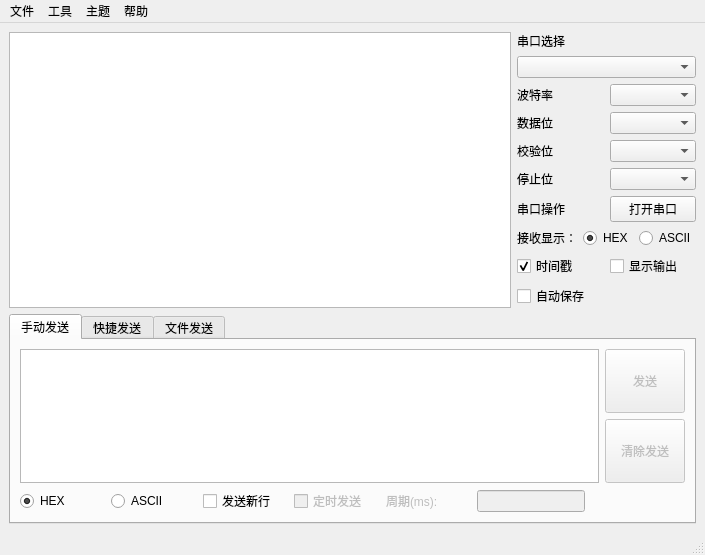
This is displayUI.ui in ddxd001/UartAssistant as Qt 5 draws it before an edit. The edited form follows.
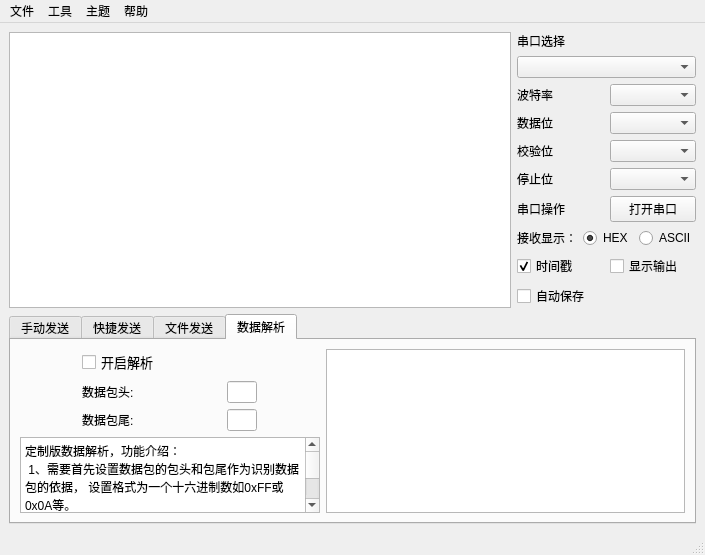
This is the edited form. The open tabs and pages were chosen to show the change. Icons and pictures are not drawn.

Commit message: 定制数据解析功能

The edit to the form file:
```diff
--- a/displayUI.ui
+++ b/displayUI.ui
@@ -1819,6 +1819,150 @@
               </item>
              </layout>
             </widget>
+            <widget class="QWidget" name="tab_4">
+             <attribute name="title">
+              <string>数据解析</string>
+             </attribute>
+             <layout class="QHBoxLayout" name="horizontalLayout_3">
+              <item>
+               <layout class="QVBoxLayout" name="verticalLayout_2">
+                <item>
+                 <layout class="QGridLayout" name="gridLayout">
+                  <item row="2" column="0">
+                   <widget class="QLabel" name="label_11">
+                    <property name="sizePolicy">
+                     <sizepolicy hsizetype="Preferred" vsizetype="Fixed">
+                      <horstretch>0</horstretch>
+                      <verstretch>0</verstretch>
+                     </sizepolicy>
+                    </property>
+                    <property name="text">
+                     <string>数据包尾: </string>
+                    </property>
+                   </widget>
+                  </item>
+                  <item row="1" column="0">
+                   <widget class="QLabel" name="label_10">
+                    <property name="sizePolicy">
+                     <sizepolicy hsizetype="Preferred" vsizetype="Fixed">
+                      <horstretch>0</horstretch>
+                      <verstretch>0</verstretch>
+                     </sizepolicy>
+                    </property>
+                    <property name="text">
+                     <string>数据包头:</string>
+                    </property>
+                   </widget>
+                  </item>
+                  <item row="1" column="1">
+                   <widget class="QLineEdit" name="lineEdit_3">
+                    <property name="sizePolicy">
+                     <sizepolicy hsizetype="Maximum" vsizetype="Fixed">
+                      <horstretch>0</horstretch>
+                      <verstretch>0</verstretch>
+                     </sizepolicy>
+                    </property>
+                    <property name="minimumSize">
+                     <size>
+                      <width>30</width>
+                      <height>0</height>
+                     </size>
+                    </property>
+                    <property name="maximumSize">
+                     <size>
+                      <width>30</width>
+                      <height>16777215</height>
+                     </size>
+                    </property>
+                   </widget>
+                  </item>
+                  <item row="0" column="0">
+                   <widget class="QCheckBox" name="checkBox_3">
+                    <property name="sizePolicy">
+                     <sizepolicy hsizetype="Maximum" vsizetype="Fixed">
+                      <horstretch>0</horstretch>
+                      <verstretch>0</verstretch>
+                     </sizepolicy>
+                    </property>
+                    <property name="font">
+                     <font>
+                      <pointsize>10</pointsize>
+                     </font>
+                    </property>
+                    <property name="text">
+                     <string>开启解析</string>
+                    </property>
+                   </widget>
+                  </item>
+                  <item row="2" column="1">
+                   <widget class="QLineEdit" name="lineEdit_4">
+                    <property name="sizePolicy">
+                     <sizepolicy hsizetype="Maximum" vsizetype="Fixed">
+                      <horstretch>0</horstretch>
+                      <verstretch>0</verstretch>
+                     </sizepolicy>
+                    </property>
+                    <property name="maximumSize">
+                     <size>
+                      <width>30</width>
+                      <height>16777215</height>
+                     </size>
+                    </property>
+                   </widget>
+                  </item>
+                 </layout>
+                </item>
+                <item>
+                 <widget class="QTextBrowser" name="textBrowser_4">
+                  <property name="sizePolicy">
+                   <sizepolicy hsizetype="Maximum" vsizetype="Maximum">
+                    <horstretch>0</horstretch>
+                    <verstretch>0</verstretch>
+                   </sizepolicy>
+                  </property>
+                  <property name="maximumSize">
+                   <size>
+                    <width>300</width>
+                    <height>120</height>
+                   </size>
+                  </property>
+                  <property name="html">
+                   <string>&lt;!DOCTYPE HTML PUBLIC &quot;-//W3C//DTD HTML 4.0//EN&quot; &quot;http://www.w3.org/TR/REC-html40/strict.dtd&quot;&gt;
+&lt;html&gt;&lt;head&gt;&lt;meta name=&quot;qrichtext&quot; content=&quot;1&quot; /&gt;&lt;style type=&quot;text/css&quot;&gt;
+p, li { white-space: pre-wrap; }
+&lt;/style&gt;&lt;/head&gt;&lt;body style=&quot; font-family:'SimSun'; font-size:9pt; font-weight:400; font-style:normal;&quot;&gt;
+&lt;p style=&quot; margin-top:0px; margin-bottom:0px; margin-left:0px; margin-right:0px; -qt-block-indent:0; text-indent:0px;&quot;&gt;定制版数据解析，功能介绍：&lt;/p&gt;
+&lt;p style=&quot; margin-top:0px; margin-bottom:0px; margin-left:0px; margin-right:0px; -qt-block-indent:0; text-indent:0px;&quot;&gt; 1、需要首先设置数据包的包头和包尾作为识别数据包的依据， 设置格式为一个十六进制数如0xFF或0x0A等。&lt;/p&gt;
+&lt;p style=&quot; margin-top:0px; margin-bottom:0px; margin-left:0px; margin-right:0px; -qt-block-indent:0; text-indent:0px;&quot;&gt; 2、数据内容中需要数据个数为偶数个，软件将自动将相邻的两个八位二进制数合成为一个十六位二进制数，并显示为十进制格式。&lt;/p&gt;&lt;/body&gt;&lt;/html&gt;</string>
+                  </property>
+                 </widget>
+                </item>
+               </layout>
+              </item>
+              <item>
+               <widget class="QTextBrowser" name="textBrowser_3">
+                <property name="sizePolicy">
+                 <sizepolicy hsizetype="Minimum" vsizetype="Expanding">
+                  <horstretch>0</horstretch>
+                  <verstretch>0</verstretch>
+                 </sizepolicy>
+                </property>
+                <property name="minimumSize">
+                 <size>
+                  <width>300</width>
+                  <height>0</height>
+                 </size>
+                </property>
+                <property name="maximumSize">
+                 <size>
+                  <width>366</width>
+                  <height>16777215</height>
+                 </size>
+                </property>
+               </widget>
+              </item>
+             </layout>
+            </widget>
            </widget>
           </item>
          </layout>
```
Left out of the diff: 2 changed lines with no effect on the pictures. The commit also changes 9 other files.
